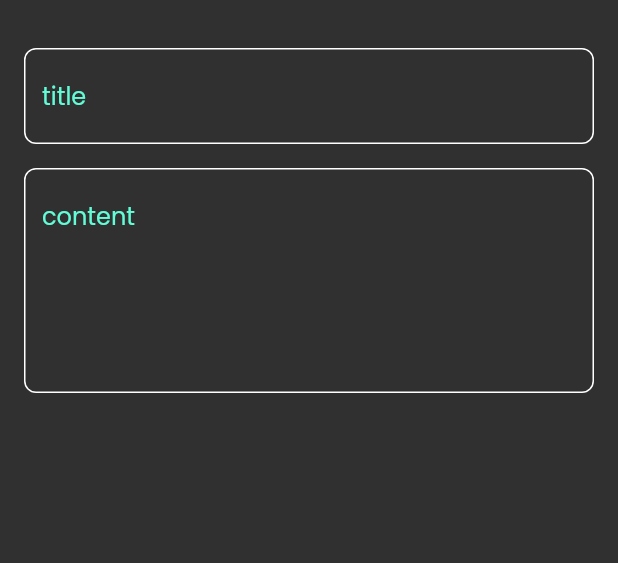
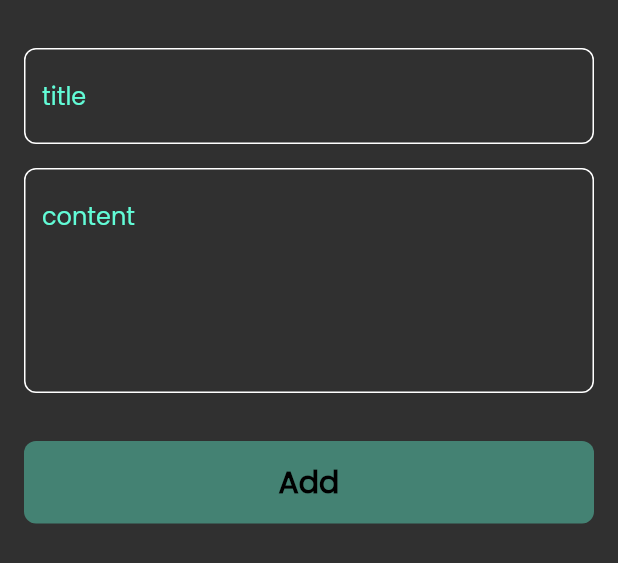
Before and after one commit to vintx64/Notes_App_Flutter, a Flutter app: the AddNoteBottmSheet widget shown alone on an empty page, opened directly, on a phone screen of 412 x 824 dp. Shown: the top 563 px of the screen. Run offline on Flutter 3.47's test engine with Material 2 defaults, Android fonts, the phone set to English and light mode, and no system bars; our stand-ins replace font_awesome_flutter.

Commit message:
finish notes bottom sheet

```diff
--- a/lib/views/widgets/add_note_bottom_sheet.dart
+++ b/lib/views/widgets/add_note_bottom_sheet.dart
@@ -1,5 +1,8 @@
 import 'package:flutter/material.dart';
+import 'package:notes_app_flutter/constants.dart';
 import 'package:notes_app_flutter/views/widgets/custom_text_field.dart';
+
+import 'custom_button.dart';
 
 class AddNoteBottmSheet extends StatelessWidget {
   const AddNoteBottmSheet({super.key});
@@ -8,6 +11,7 @@
   Widget build(BuildContext context) {
     return Padding(
       padding: const EdgeInsets.symmetric(horizontal: 16),
+      child: SingleChildScrollView(
         child: Column(
           children: const [
             SizedBox(
@@ -22,8 +26,16 @@
             CustomTextField(
               hint: 'content',
               maxLines: 5,
-          )
+            ),
+            SizedBox(
+              height: 32,
+            ),
+            CustomButton(),
+            SizedBox(
+              height: 32,
+            ),
           ],
+        ),
       ),
     );
   }
--- /dev/null
+++ b/lib/views/widgets/custom_button.dart
@@ -0,0 +1,29 @@
+import 'package:flutter/material.dart';
+
+import '../../constants.dart';
+
+class CustomButton extends StatelessWidget {
+  const CustomButton({super.key});
+
+  @override
+  Widget build(BuildContext context) {
+    return Container(
+      width: MediaQuery.of(context).size.width,
+      height: 55,
+      decoration: BoxDecoration(
+        color: kPrimaryColor.withOpacity(.4),
+        borderRadius: BorderRadius.circular(8),
+      ),
+      child: const Center(
+        child: Text(
+          'Add',
+          style: TextStyle(
+            color: Colors.black,
+            fontSize: 20,
+            fontWeight: FontWeight.bold,
+          ),
+        ),
+      ),
+    );
+  }
+}
```
Lines whose indentation alone changed are shown as unchanged.
